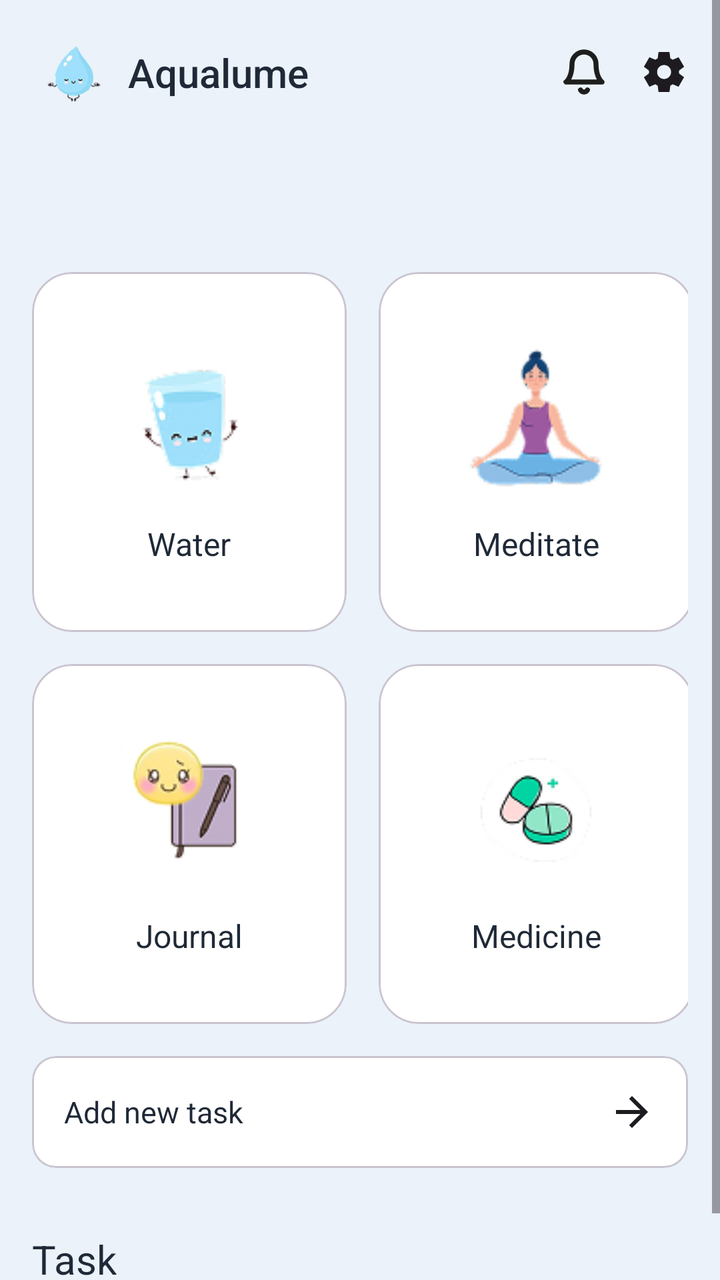
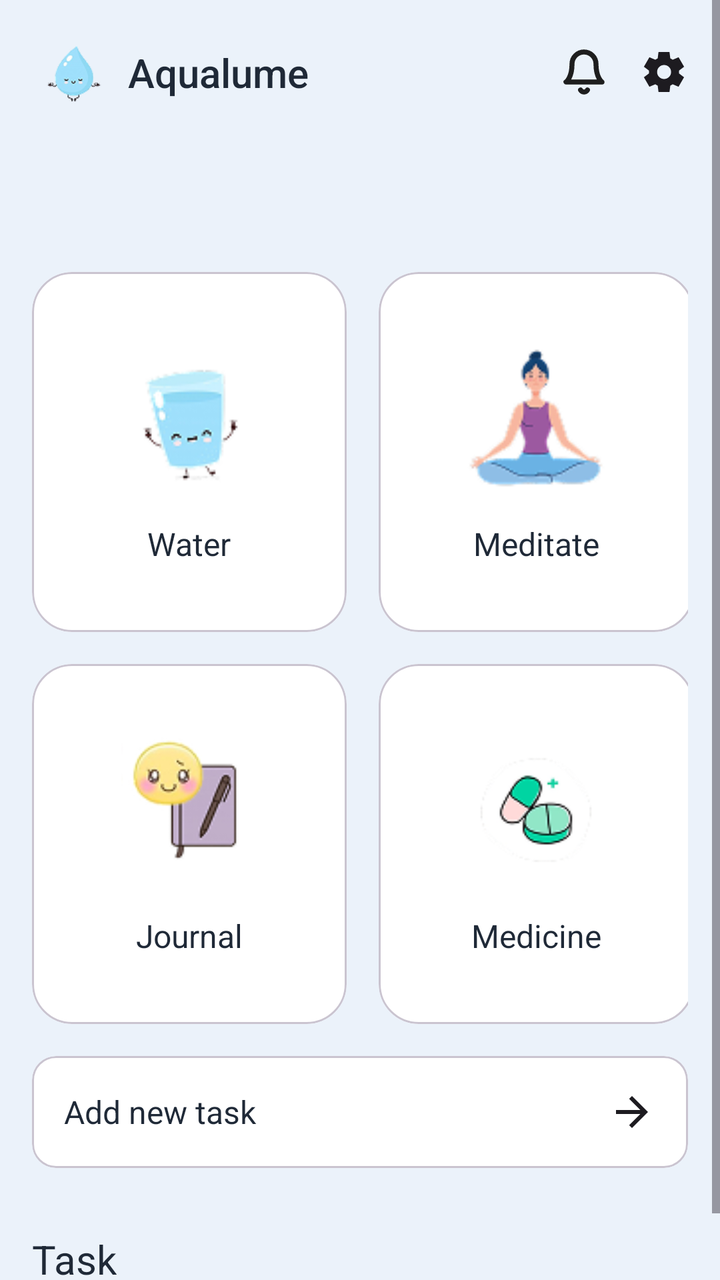

The first picture is an Android layout as it rendered before a commit; the second is the same layout after the commit. The layout source and the unified diff follow.
<!-- AndroidManifest.xml: application theme Theme.AqualumeApp -->
<!-- res/layout/fragment_add.xml -->
<?xml version="1.0" encoding="utf-8"?>
<ScrollView xmlns:android="http://schemas.android.com/apk/res/android"
    xmlns:app="http://schemas.android.com/apk/res-auto"
    android:layout_width="match_parent"
    android:layout_height="match_parent"
    android:background="@color/background"
    android:fillViewport="true">

    <androidx.constraintlayout.widget.ConstraintLayout
        android:layout_width="match_parent"
        android:layout_height="wrap_content"
        android:padding="16dp">

        
        <ImageView
            android:id="@+id/iv_logo"
            android:layout_width="40dp"
            android:layout_height="40dp"
            android:src="@drawable/logo"
            android:contentDescription="@string/app_name"
            app:layout_constraintStart_toStartOf="parent"
            app:layout_constraintTop_toTopOf="parent" />

        <TextView
            android:id="@+id/tv_app_name"
            android:layout_width="wrap_content"
            android:layout_height="wrap_content"
            android:text="@string/app_name"
            android:textSize="20sp"
            android:textColor="@color/primary_text"
            android:fontFamily="sans-serif-medium"
            android:layout_marginStart="8dp"
            app:layout_constraintBottom_toBottomOf="@id/iv_logo"
            app:layout_constraintStart_toEndOf="@id/iv_logo"
            app:layout_constraintTop_toTopOf="@id/iv_logo" />

        <ImageView
            android:id="@+id/iv_notification"
            android:layout_width="24dp"
            android:layout_height="24dp"
            android:layout_marginEnd="16dp"
            android:contentDescription="@string/notifications"
            android:src="@drawable/ic_notification"
            app:layout_constraintBottom_toBottomOf="@id/iv_logo"
            app:layout_constraintEnd_toStartOf="@id/iv_settings"
            app:layout_constraintTop_toTopOf="@id/iv_logo" />

        <ImageView
            android:id="@+id/iv_settings"
            android:layout_width="24dp"
            android:layout_height="24dp"
            android:contentDescription="@string/settings"
            android:src="@drawable/ic_settings"
            app:layout_constraintBottom_toBottomOf="@id/iv_logo"
            app:layout_constraintEnd_toEndOf="parent"
            app:layout_constraintTop_toTopOf="@id/iv_logo" />

        
        <com.google.android.material.card.MaterialCardView
            android:id="@+id/card_water"
            android:layout_width="0dp"
            android:layout_height="180dp"
            android:layout_marginTop="80dp"
            android:layout_marginEnd="8dp"
            app:cardCornerRadius="20dp"
            app:cardElevation="0dp"
            app:cardBackgroundColor="@color/white"
            app:layout_constraintEnd_toStartOf="@id/card_meditation"
            app:layout_constraintStart_toStartOf="parent"
            app:layout_constraintTop_toBottomOf="@id/iv_logo"
            app:layout_constraintWidth_percent="0.48">

            <LinearLayout
                android:layout_width="match_parent"
                android:layout_height="match_parent"
                android:orientation="vertical"
                android:gravity="center"
                android:padding="16dp">

                <ImageView
                    android:layout_width="80dp"
                    android:layout_height="80dp"
                    android:contentDescription="@string/water_icon"
                    android:src="@drawable/img_water" />

                <TextView
                    android:layout_width="wrap_content"
                    android:layout_height="wrap_content"
                    android:layout_marginTop="12dp"
                    android:fontFamily="sans-serif"
                    android:text="@string/waterr"
                    android:textColor="@color/primary_text"
                    android:textSize="16sp" />

            </LinearLayout>

        </com.google.android.material.card.MaterialCardView>

        <com.google.android.material.card.MaterialCardView
            android:id="@+id/card_meditation"
            android:layout_width="0dp"
            android:layout_height="180dp"
            android:layout_marginStart="8dp"
            app:cardCornerRadius="20dp"
            app:cardElevation="0dp"
            app:cardBackgroundColor="@color/white"
            app:layout_constraintEnd_toEndOf="parent"
            app:layout_constraintStart_toEndOf="@id/card_water"
            app:layout_constraintTop_toTopOf="@id/card_water"
            app:layout_constraintWidth_percent="0.48">

            <LinearLayout
                android:layout_width="match_parent"
                android:layout_height="match_parent"
                android:orientation="vertical"
                android:gravity="center"
                android:padding="16dp">

                <ImageView
                    android:layout_width="80dp"
                    android:layout_height="80dp"
                    android:src="@drawable/img_meditation"
                    android:contentDescription="@string/meditate_icon"/>

                <TextView
                    android:layout_width="wrap_content"
                    android:layout_height="wrap_content"
                    android:layout_marginTop="12dp"
                    android:fontFamily="sans-serif"
                    android:text="@string/meditatee"
                    android:textColor="@color/primary_text"
                    android:textSize="16sp" />

            </LinearLayout>

        </com.google.android.material.card.MaterialCardView>

        
        <com.google.android.material.card.MaterialCardView
            android:id="@+id/card_journal"
            android:layout_width="0dp"
            android:layout_height="180dp"
            android:layout_marginTop="16dp"
            android:layout_marginEnd="8dp"
            app:cardCornerRadius="20dp"
            app:cardElevation="0dp"
            app:cardBackgroundColor="@color/white"
            app:layout_constraintEnd_toStartOf="@id/card_medicine"
            app:layout_constraintStart_toStartOf="parent"
            app:layout_constraintTop_toBottomOf="@id/card_water"
            app:layout_constraintWidth_percent="0.48">

            <LinearLayout
                android:layout_width="match_parent"
                android:layout_height="match_parent"
                android:orientation="vertical"
                android:gravity="center"
                android:padding="16dp">

                <ImageView
                    android:layout_width="80dp"
                    android:layout_height="80dp"
                    android:src="@drawable/img_journal"
                    android:contentDescription="@string/journal_icon"/>

                <TextView
                    android:layout_width="wrap_content"
                    android:layout_height="wrap_content"
                    android:layout_marginTop="12dp"
                    android:fontFamily="sans-serif"
                    android:text="@string/jurnal"
                    android:textColor="@color/primary_text"
                    android:textSize="16sp" />

            </LinearLayout>

        </com.google.android.material.card.MaterialCardView>

        <com.google.android.material.card.MaterialCardView
            android:id="@+id/card_medicine"
            android:layout_width="0dp"
            android:layout_height="180dp"
            android:layout_marginStart="8dp"
            app:cardCornerRadius="20dp"
            app:cardElevation="0dp"
            app:cardBackgroundColor="@color/white"
            app:layout_constraintEnd_toEndOf="parent"
            app:layout_constraintStart_toEndOf="@id/card_journal"
            app:layout_constraintTop_toTopOf="@id/card_journal"
            app:layout_constraintWidth_percent="0.48">

            <LinearLayout
                android:layout_width="match_parent"
                android:layout_height="match_parent"
                android:orientation="vertical"
                android:gravity="center"
                android:padding="16dp">

                <ImageView
                    android:layout_width="80dp"
                    android:layout_height="80dp"
                    android:contentDescription="@string/medicine_icon"
                    android:src="@drawable/img_medicine" />

                <TextView
                    android:layout_width="wrap_content"
                    android:layout_height="wrap_content"
                    android:layout_marginTop="12dp"
                    android:fontFamily="sans-serif"
                    android:text="@string/medi"
                    android:textColor="@color/primary_text"
                    android:textSize="16sp" />

            </LinearLayout>

        </com.google.android.material.card.MaterialCardView>

        <com.google.android.material.card.MaterialCardView
            android:id="@+id/btn_add_task"
            android:layout_width="0dp"
            android:layout_height="wrap_content"
            android:layout_marginTop="16dp"
            app:cardCornerRadius="12dp"
            app:cardElevation="0dp"
            app:cardBackgroundColor="@color/white"
            app:layout_constraintEnd_toEndOf="parent"
            app:layout_constraintStart_toStartOf="parent"
            app:layout_constraintTop_toBottomOf="@+id/card_medicine">

            <LinearLayout
                android:layout_width="match_parent"
                android:layout_height="wrap_content"
                android:orientation="horizontal"
                android:padding="16dp"
                android:gravity="center_vertical">

                <TextView
                    android:layout_width="0dp"
                    android:layout_height="wrap_content"
                    android:layout_weight="1"
                    android:text="@string/add_new_task"
                    android:textSize="15sp"
                    android:textColor="@color/primary_text" />

                <ImageView
                    android:layout_width="24dp"
                    android:layout_height="24dp"
                    android:src="@drawable/ic_arrow_right"
                    android:contentDescription="@string/view" />

            </LinearLayout>

        </com.google.android.material.card.MaterialCardView>

        
        <TextView
            android:id="@+id/tv_tasks_title"
            android:layout_width="wrap_content"
            android:layout_height="wrap_content"
            android:layout_marginTop="32dp"
            android:fontFamily="sans-serif"
            android:text="@string/task"
            android:textColor="@color/primary_text"
            android:textSize="20sp"
            app:layout_constraintStart_toStartOf="parent"
            app:layout_constraintTop_toBottomOf="@+id/btn_add_task" />

        <androidx.recyclerview.widget.RecyclerView
            android:id="@+id/rv_tasks"
            android:layout_width="0dp"
            android:layout_height="wrap_content"
            android:layout_marginTop="16dp"
            android:nestedScrollingEnabled="false"
            android:paddingStart="16dp"
            android:paddingEnd="16dp"
            app:layout_constraintEnd_toEndOf="parent"
            app:layout_constraintStart_toStartOf="parent"
            app:layout_constraintTop_toBottomOf="@id/tv_tasks_title" />

    </androidx.constraintlayout.widget.ConstraintLayout>

</ScrollView>
<!-- resources referenced by this layout -->
<resources>
  <color name="background">#EBF2FA</color>
  <color name="primary_text">#1F2937</color>
  <color name="white">#FFFFFFFF</color>
  <!-- drawable ic_arrow_right (drawable) -->
  <vector xmlns:android="http://schemas.android.com/apk/res/android"
      android:width="24dp"
      android:height="24dp"
      android:viewportWidth="24"
      android:viewportHeight="24">
    <path
        android:pathData="M16.175,11L10.575,5.4L12,4L20,12L12,20L10.575,18.6L16.175,13H4V11H16.175Z"
        android:fillColor="#1D1B20"/>
  </vector>
  <!-- drawable ic_notification (drawable) -->
  <vector xmlns:android="http://schemas.android.com/apk/res/android"
      android:width="24dp"
      android:height="24dp"
      android:viewportWidth="24"
      android:viewportHeight="24">
    <path
        android:pathData="M13.73,21C13.554,21.303 13.302,21.555 12.998,21.729C12.695,21.904 12.35,21.997 12,21.997C11.65,21.997 11.305,21.904 11.002,21.729C10.698,21.555 10.446,21.303 10.27,21M18,8C18,6.409 17.368,4.883 16.243,3.757C15.117,2.632 13.591,2 12,2C10.409,2 8.883,2.632 7.757,3.757C6.632,4.883 6,6.409 6,8C6,15 3,17 3,17H21C21,17 18,15 18,8Z"
        android:strokeLineJoin="round"
        android:strokeWidth="2.5"
        android:fillColor="#00000000"
        android:strokeColor="#1E1E1E"
        android:strokeLineCap="round"/>
  </vector>
  <!-- drawable ic_settings (drawable) -->
  <vector xmlns:android="http://schemas.android.com/apk/res/android"
      android:width="24dp"
      android:height="24dp"
      android:viewportWidth="24"
      android:viewportHeight="24">
    <path
        android:pathData="M9.25,22L8.85,18.8C8.634,18.717 8.429,18.617 8.238,18.5C8.046,18.383 7.859,18.258 7.675,18.125L4.7,19.375L1.95,14.625L4.525,12.675C4.509,12.558 4.5,12.446 4.5,12.337V11.663C4.5,11.554 4.509,11.442 4.525,11.325L1.95,9.375L4.7,4.625L7.675,5.875C7.859,5.742 8.05,5.617 8.25,5.5C8.45,5.383 8.65,5.283 8.85,5.2L9.25,2H14.75L15.15,5.2C15.367,5.283 15.571,5.383 15.763,5.5C15.954,5.617 16.142,5.742 16.325,5.875L19.3,4.625L22.05,9.375L19.475,11.325C19.492,11.442 19.5,11.554 19.5,11.663V12.337C19.5,12.446 19.483,12.558 19.45,12.675L22.025,14.625L19.275,19.375L16.325,18.125C16.142,18.258 15.95,18.383 15.75,18.5C15.55,18.617 15.35,18.717 15.15,18.8L14.75,22H9.25ZM12.05,15.5C13.017,15.5 13.842,15.158 14.525,14.475C15.208,13.792 15.55,12.967 15.55,12C15.55,11.033 15.208,10.208 14.525,9.525C13.842,8.842 13.017,8.5 12.05,8.5C11.067,8.5 10.238,8.842 9.563,9.525C8.888,10.208 8.55,11.033 8.55,12C8.55,12.967 8.888,13.792 9.563,14.475C10.238,15.158 11.067,15.5 12.05,15.5Z"
        android:fillColor="#1D1B20"/>
  </vector>
  <!-- drawable img_journal: png bitmap (drawable, 6982 bytes) -->
  <!-- drawable img_medicine: png bitmap (drawable, 5102 bytes) -->
  <!-- drawable img_meditation: png bitmap (drawable, 5709 bytes) -->
  <!-- drawable img_water: png bitmap (drawable, 4928 bytes) -->
  <!-- drawable logo: png bitmap (drawable, 4577 bytes) -->
  <string name="add_new_task">Add new task</string>
  <string name="app_name">Aqualume</string>
  <string name="journal_icon">journalIcon\n</string>
  <string name="jurnal">Journal</string>
  <string name="medi">Medicine</string>
  <string name="medicine_icon">medicineIcon</string>
  <string name="meditate_icon">mediIcon</string>
  <string name="meditatee">Meditate</string>
  <string name="notifications">Notifications</string>
  <string name="settings">Settings</string>
  <string name="task">Task</string>
  <string name="view">View</string>
  <string name="water_icon">waterIcon\n</string>
  <string name="waterr">Water</string>
  <style name="Theme.AqualumeApp" parent="Base.Theme.AqualumeApp" />
  <style name="Base.Theme.AqualumeApp" parent="Theme.Material3.DayNight.NoActionBar">
          
          
      </style>
</resources>

<!-- the commit's change to res/layout/fragment_add.xml (unified diff, before → after) -->
@@ -239,8 +239,8 @@
                     android:layout_height="wrap_content"
                     android:layout_weight="1"
                     android:text="@string/add_new_task"
-                    android:textSize="15sp"
-                    android:textColor="@color/primary_text" />
+                    android:textColor="@color/primary_text"
+                    android:textSize="16sp" />
 
                 <ImageView
                     android:layout_width="24dp"
